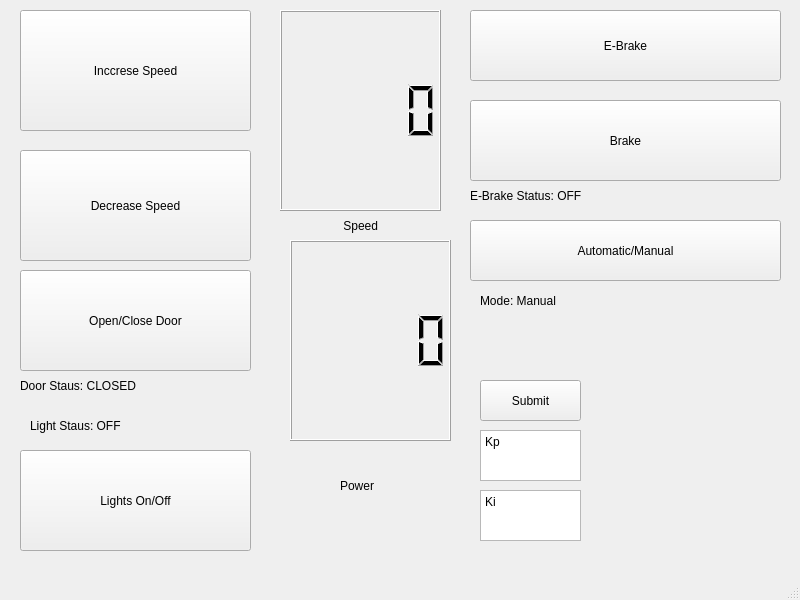
Qt form Group2_TrainSystem/TrainControllerGUI.ui (alecippolito/ECE1140-Systems_and_Project_Engineering) before a commit.
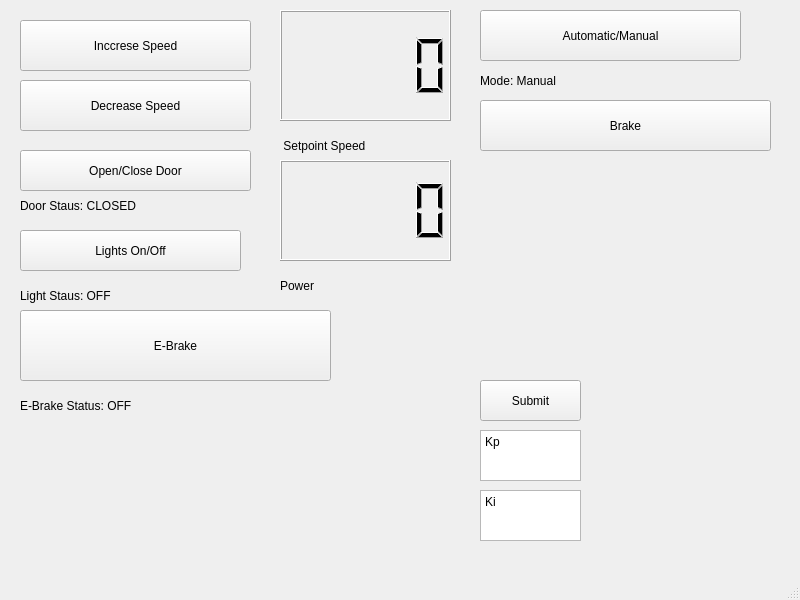
The same form after that commit.

```diff
--- a/Group2_TrainSystem/TrainControllerGUI.ui
+++ b/Group2_TrainSystem/TrainControllerGUI.ui
@@ -18,9 +18,9 @@
     <property name="geometry">
      <rect>
       <x>20</x>
-      <y>10</y>
+      <y>20</y>
       <width>231</width>
-      <height>121</height>
+      <height>51</height>
      </rect>
     </property>
     <property name="text">
@@ -31,9 +31,9 @@
     <property name="geometry">
      <rect>
       <x>20</x>
-      <y>150</y>
+      <y>80</y>
       <width>231</width>
-      <height>111</height>
+      <height>51</height>
      </rect>
     </property>
     <property name="text">
@@ -45,8 +45,8 @@
      <rect>
       <x>280</x>
       <y>10</y>
-      <width>161</width>
-      <height>201</height>
+      <width>171</width>
+      <height>111</height>
      </rect>
     </property>
    </widget>
@@ -54,9 +54,9 @@
     <property name="geometry">
      <rect>
       <x>20</x>
-      <y>270</y>
+      <y>150</y>
       <width>231</width>
-      <height>101</height>
+      <height>41</height>
      </rect>
     </property>
     <property name="text">
@@ -67,9 +67,9 @@
     <property name="geometry">
      <rect>
       <x>20</x>
-      <y>450</y>
-      <width>231</width>
-      <height>101</height>
+      <y>230</y>
+      <width>221</width>
+      <height>41</height>
      </rect>
     </property>
     <property name="text">
@@ -79,10 +79,10 @@
    <widget class="QPushButton" name="serviceBrake">
     <property name="geometry">
      <rect>
-      <x>470</x>
+      <x>480</x>
       <y>100</y>
-      <width>311</width>
-      <height>81</height>
+      <width>291</width>
+      <height>51</height>
      </rect>
     </property>
     <property name="text">
@@ -92,32 +92,32 @@
    <widget class="QLabel" name="speedLabel">
     <property name="geometry">
      <rect>
-      <x>340</x>
-      <y>200</y>
-      <width>91</width>
+      <x>280</x>
+      <y>120</y>
+      <width>201</width>
       <height>51</height>
      </rect>
     </property>
     <property name="text">
-     <string> Speed</string>
+     <string> Setpoint Speed</string>
     </property>
    </widget>
    <widget class="QLCDNumber" name="currentPower">
     <property name="geometry">
      <rect>
-      <x>290</x>
-      <y>240</y>
-      <width>161</width>
-      <height>201</height>
+      <x>280</x>
+      <y>160</y>
+      <width>171</width>
+      <height>101</height>
      </rect>
     </property>
    </widget>
    <widget class="QLabel" name="powerLabel">
     <property name="geometry">
      <rect>
-      <x>340</x>
-      <y>470</y>
-      <width>81</width>
+      <x>280</x>
+      <y>270</y>
+      <width>171</width>
       <height>31</height>
      </rect>
     </property>
@@ -128,8 +128,8 @@
    <widget class="QLabel" name="lightStatus">
     <property name="geometry">
      <rect>
-      <x>30</x>
-      <y>410</y>
+      <x>20</x>
+      <y>280</y>
       <width>211</width>
       <height>31</height>
      </rect>
@@ -142,7 +142,7 @@
     <property name="geometry">
      <rect>
       <x>20</x>
-      <y>370</y>
+      <y>190</y>
       <width>251</width>
       <height>31</height>
      </rect>
@@ -154,10 +154,10 @@
    <widget class="QPushButton" name="mode">
     <property name="geometry">
      <rect>
-      <x>470</x>
-      <y>220</y>
-      <width>311</width>
-      <height>61</height>
+      <x>480</x>
+      <y>10</y>
+      <width>261</width>
+      <height>51</height>
      </rect>
     </property>
     <property name="text">
@@ -168,8 +168,8 @@
     <property name="geometry">
      <rect>
       <x>480</x>
-      <y>290</y>
-      <width>281</width>
+      <y>70</y>
+      <width>261</width>
       <height>21</height>
      </rect>
     </property>
@@ -180,8 +180,8 @@
    <widget class="QLabel" name="eBrakeStatus">
     <property name="geometry">
      <rect>
-      <x>470</x>
-      <y>180</y>
+      <x>20</x>
+      <y>390</y>
       <width>311</width>
       <height>31</height>
      </rect>
@@ -193,8 +193,8 @@
    <widget class="QPushButton" name="eBrakeButton">
     <property name="geometry">
      <rect>
-      <x>470</x>
-      <y>10</y>
+      <x>20</x>
+      <y>310</y>
       <width>311</width>
       <height>71</height>
      </rect>
```
